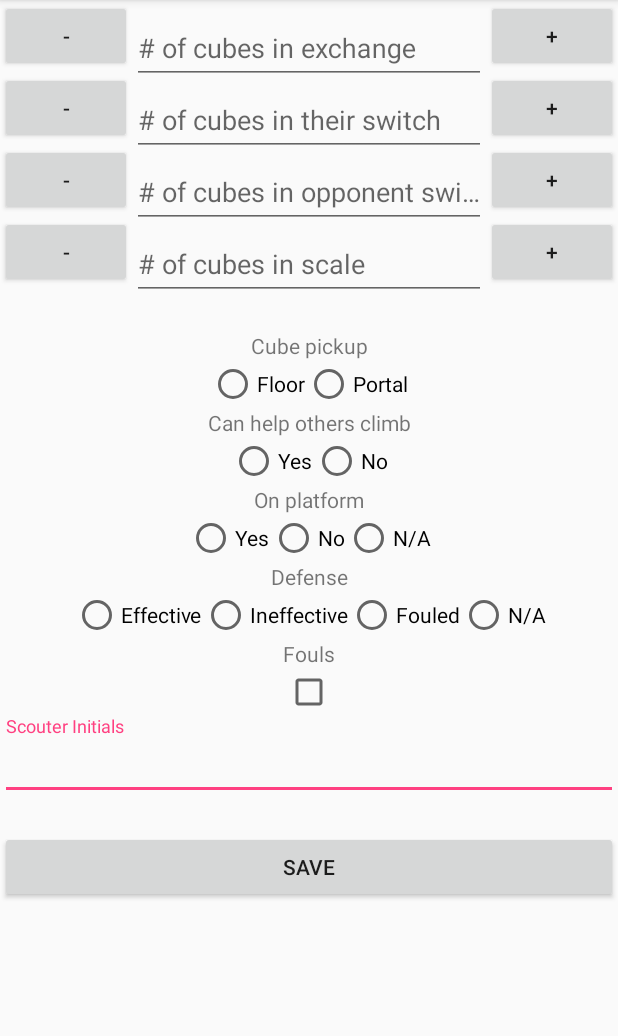
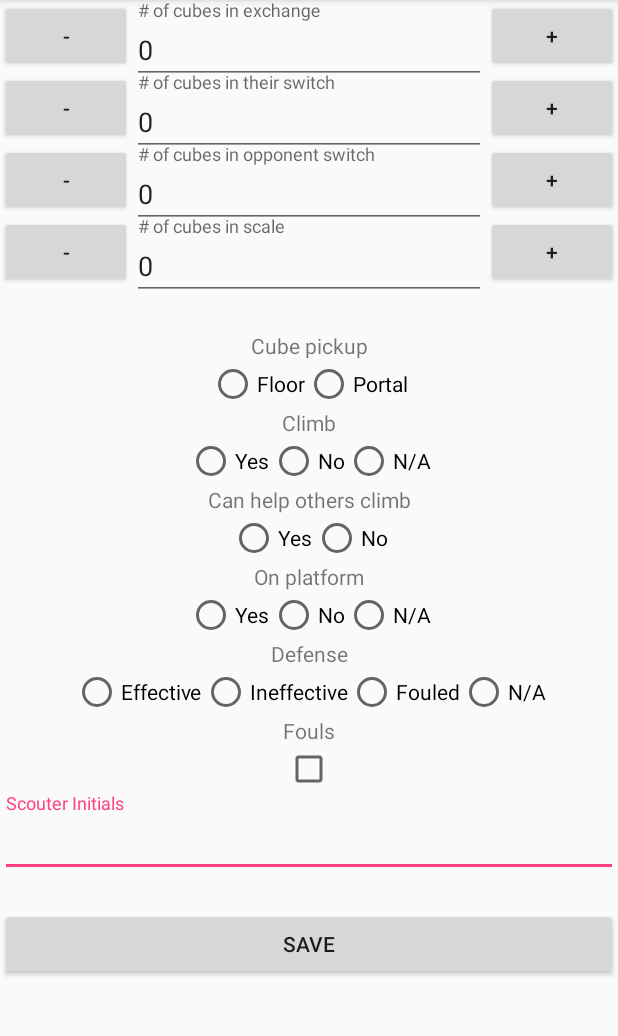
Before and after one commit to FRCTeam107/Scouting2018, an Android app: the TeleopActivity screen opened directly, with no data from a screen before it, on a phone screen of 412 x 824 dp, the part 84-1120 px from its top. Run offline under Robolectric (Android 15) with nearby library versions, the phone set to English and light mode, and no system bars; our stand-ins replace ButterKnife; 1 statement that could not run was skipped.

Commit message:
David R - Files save in Scouting directory, added a field in teleop to determine if the robot can climb,

```diff
--- a/app/src/main/res/layout/activity_teleop.xml
+++ b/app/src/main/res/layout/activity_teleop.xml
@@ -55,7 +55,6 @@
             android:text="+"
             app:layout_constraintEnd_toEndOf="parent"
             app:layout_constraintStart_toEndOf="@id/teleopCubesInExchange_input_layout" />
-
 
         <Button
             android:id="@+id/decrease_teleopCubesInOurSwitch"
@@ -227,13 +226,50 @@
         </RadioGroup>
 
         <TextView
+            android:id="@+id/climb_textView"
+            android:layout_width="wrap_content"
+            android:layout_height="wrap_content"
+            android:text="@string/climbingHeading"
+            app:layout_constraintLeft_toLeftOf="parent"
+            app:layout_constraintRight_toRightOf="parent"
+            app:layout_constraintTop_toBottomOf="@+id/cubePickup_RadiobtnGrp" />
+
+        <RadioGroup
+            android:id="@+id/climb_RadiobtnGrp"
+            android:layout_width="wrap_content"
+            android:layout_height="wrap_content"
+            android:orientation="horizontal"
+            app:layout_constraintLeft_toLeftOf="parent"
+            app:layout_constraintRight_toRightOf="parent"
+            app:layout_constraintTop_toBottomOf="@+id/climb_textView">
+
+            <RadioButton
+                android:id="@+id/ableToClimb_btn"
+                android:layout_width="wrap_content"
+                android:layout_height="wrap_content"
+                android:text="@string/successClimb" />
+
+            <RadioButton
+                android:id="@+id/unableToClimb_btn"
+                android:layout_width="wrap_content"
+                android:layout_height="wrap_content"
+                android:text="@string/failClimb" />
+
+            <RadioButton
+                android:id="@+id/notAttemptedClimb_btn"
+                android:layout_width="wrap_content"
+                android:layout_height="wrap_content"
+                android:text="@string/noClimb" />
+        </RadioGroup>
+
+        <TextView
             android:id="@+id/abilityToHelpClimb_textView"
             android:layout_width="wrap_content"
             android:layout_height="wrap_content"
             android:text="@string/abilityToHelpClimbHeading"
             app:layout_constraintLeft_toLeftOf="parent"
             app:layout_constraintRight_toRightOf="parent"
-            app:layout_constraintTop_toBottomOf="@+id/cubePickup_RadiobtnGrp" />
+            app:layout_constraintTop_toBottomOf="@+id/climb_RadiobtnGrp" />
 
         <RadioGroup
             android:id="@+id/abilityToHelpClimb_RadiobtnGrp"
--- a/app/src/main/res/values/strings.xml
+++ b/app/src/main/res/values/strings.xml
@@ -49,8 +49,8 @@
     <string name="cubePickupPortal">Portal</string>
 
     <string name="climbingHeading">Climb</string>
-    <string name="successClimb">Success</string>
-    <string name="failClimb">Fail</string>
+    <string name="successClimb">Yes</string>
+    <string name="failClimb">No</string>
     <string name="noClimb">N/A</string>
 
     <string name="climbTimeHeading">Climb Time</string>
```
Also changed, not shown: app/src/main/java/com/example/vande/scouting2018/PitActivity.java (+3 -4 lines), app/src/main/java/com/example/vande/scouting2018/TeleopActivity.java (+27 -10 lines).
